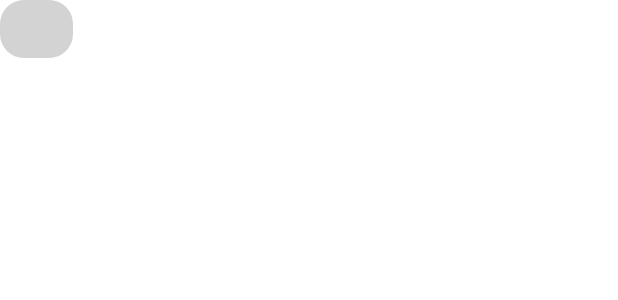
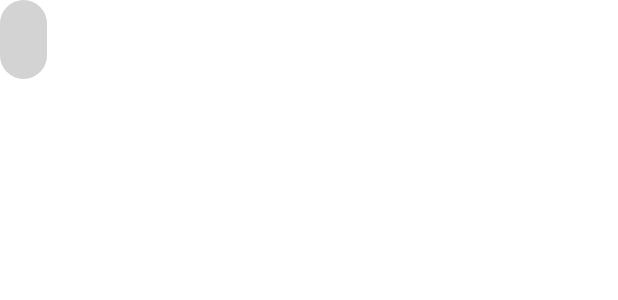
Before and after one commit to marylinelebot/woundglassesapp, an Android app: the layout show_members_popup.xml on its own in the app's theme, with its tools: preview values and no code run, on a phone screen of 412 x 824 dp. Shown: the top 300 px of the screen. Run offline under Robolectric (Android 15) with nearby library versions, the phone set to English and light mode, and no system bars.

Commit message:
12/02/2024

```diff
--- a/app/src/main/res/layout/fragment_users.xml
+++ b/app/src/main/res/layout/fragment_users.xml
@@ -1,7 +1,7 @@
 <?xml version="1.0" encoding="utf-8"?>
 <!-- item_utilisateur.xml -->
 <LinearLayout xmlns:android="http://schemas.android.com/apk/res/android"
-    android:layout_width="match_parent"
+    android:layout_width="wrap_content"
     android:layout_height="wrap_content"
     android:orientation="vertical"
     android:paddingTop="4dp"
@@ -11,15 +11,17 @@
 
     <androidx.recyclerview.widget.RecyclerView
         android:id="@+id/recyclerView"
-        android:layout_width="match_parent"
-        android:layout_height="match_parent"
-        android:padding="2dp" />
-    <ScrollView android:layout_width="match_parent"
-        android:layout_height="match_parent"
+        android:layout_width="wrap_content"
+        android:layout_height="wrap_content"
+        android:paddingLeft="7dp"
+        android:paddingRight="7dp" />
+
+    <ScrollView android:layout_width="wrap_content"
+        android:layout_height="wrap_content"
         xmlns:android="http://schemas.android.com/apk/res/android">
 
     <LinearLayout
-        android:layout_width="match_parent"
+        android:layout_width="wrap_content"
         android:layout_height="wrap_content"
         android:orientation="horizontal">
 
@@ -28,8 +30,7 @@
             android:layout_width="wrap_content"
             android:layout_height="wrap_content"
             android:textSize="18sp"
-            android:textStyle="bold"
-            android:padding="7dp"/>
+            android:textStyle="bold" />
 
         <TextView
             android:id="@+id/surnameTextView"
@@ -37,15 +38,13 @@
             android:layout_height="wrap_content"
             android:textSize="18sp"
             android:textStyle="bold"
-            android:padding="7dp"/>
+            android:padding="10dp"/>
 
         <TextView
             android:id="@+id/emailTextView"
             android:layout_width="wrap_content"
             android:layout_height="wrap_content"
-            android:paddingStart="8dp"
-            android:textSize="18sp"
-            android:padding="7dp"/>
+            android:textSize="18sp" />
 
     </LinearLayout>
     </ScrollView>
--- a/app/src/main/res/layout/show_members_popup.xml
+++ b/app/src/main/res/layout/show_members_popup.xml
@@ -3,39 +3,8 @@
 <LinearLayout xmlns:android="http://schemas.android.com/apk/res/android"
     android:layout_width="wrap_content"
     android:layout_height="wrap_content"
-    android:orientation="horizontal"
     android:background="@drawable/rounded_corners">
 
-    <androidx.recyclerview.widget.RecyclerView
-        android:id="@+id/recyclerView"
-        android:layout_width="wrap_content"
-        android:layout_height="wrap_content"
-        android:padding="2dp" />
-
-
-        <TextView
-            android:id="@+id/nameTextView"
-            android:layout_width="wrap_content"
-            android:layout_height="wrap_content"
-            android:textSize="15sp"
-            android:textStyle="bold"
-            android:padding="7dp"/>
-
-        <TextView
-            android:id="@+id/surnameTextView"
-            android:layout_width="wrap_content"
-            android:layout_height="wrap_content"
-            android:textSize="15sp"
-            android:textStyle="bold"
-            android:padding="7dp"/>
-
-        <TextView
-            android:id="@+id/emailTextView"
-            android:layout_width="wrap_content"
-            android:layout_height="wrap_content"
-            android:paddingStart="8dp"
-            android:textSize="17sp"
-            android:padding="7dp"/>
-
+    <include layout="@layout/fragment_users" />
 
 </LinearLayout>
```
Also changed, not shown: app/src/main/java/com/example/myapplication/GroupItemActivity.java (+2 -7 lines), app/src/main/java/com/example/myapplication/MainActivity.java (+36 -35 lines), app/src/main/java/com/example/myapplication/SignUpActivity.java (+4 -4 lines).
